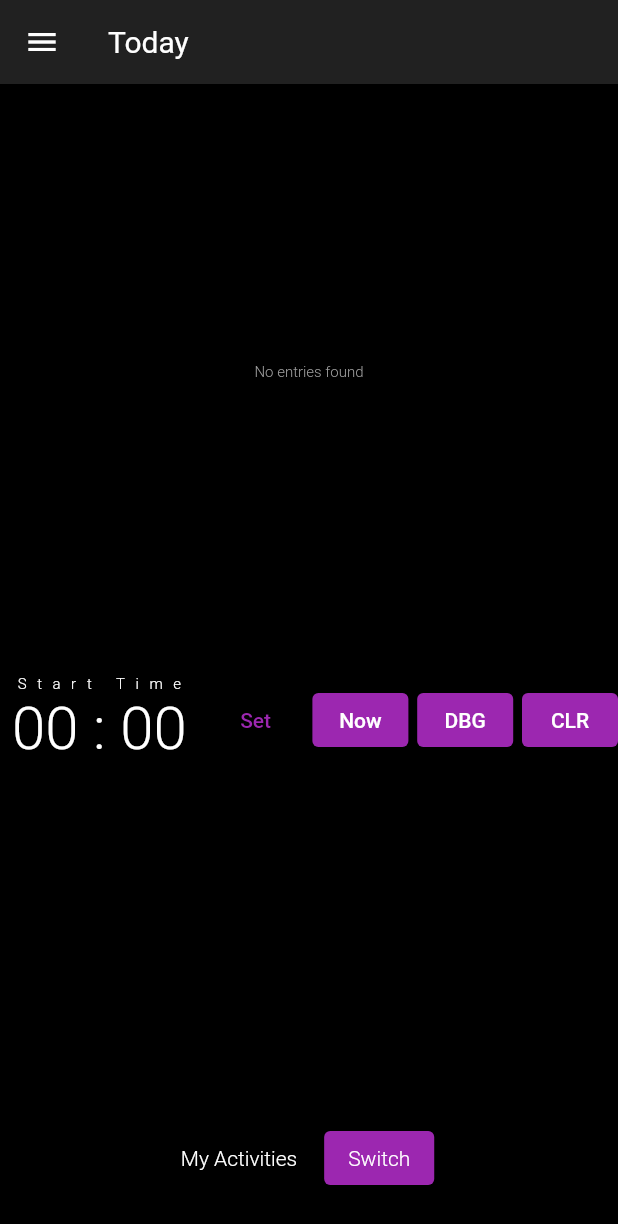
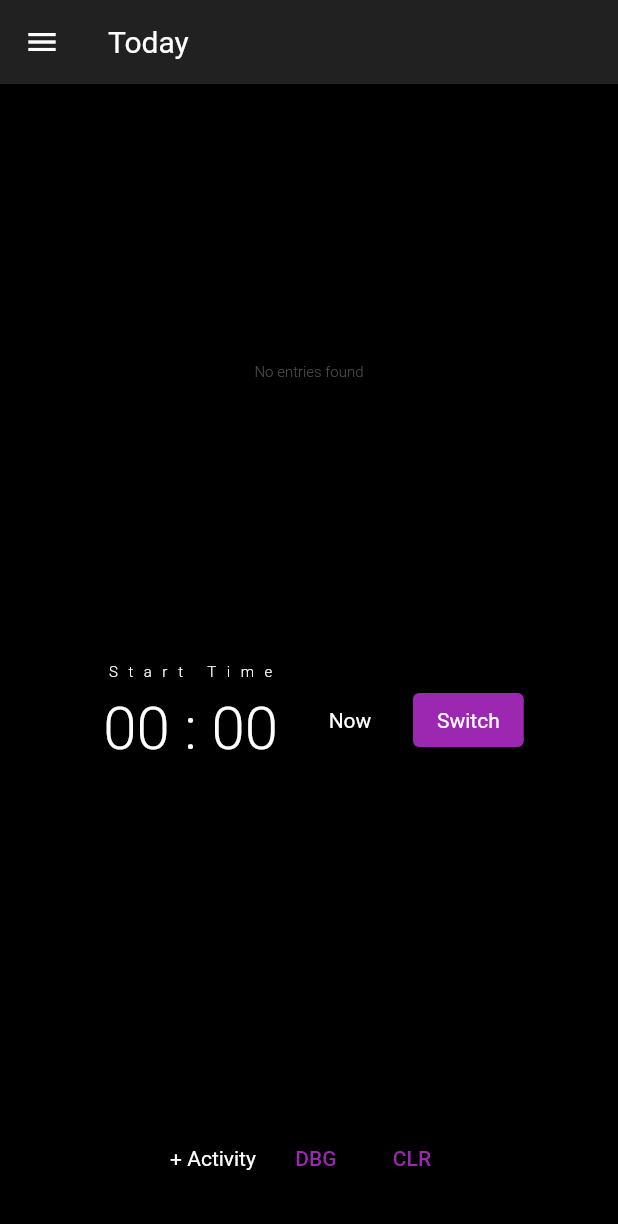
Before and after one commit to coffeecoding/EazyTime, a Flutter app: the screen it shows after launch, on a phone screen of 412 x 824 dp. Shown: the top 1224 px of the screen. Run offline on Flutter 3.47's test engine with Material 2 defaults, Android fonts, the phone set to English and light mode, and no system bars; our stand-ins replace charts_flutter, shared_preferences, sqflite; accounts and stored records are empty.

Commit message:
Tidied up UI a bit

```diff
--- a/lib/main.dart
+++ b/lib/main.dart
@@ -39,12 +39,13 @@ class EazyTime extends StatelessWidget {
           ),
           primarySwatch: Colors.blue,
           fontFamily: 'Roboto',
+          secondaryHeaderColor: Colors.black,
           primaryColor: Colors.white,
           brightness: Brightness.light,
           backgroundColor: Colors.white,
           accentColor: Colors.white,
           accentIconTheme: IconThemeData(color: Colors.black),
-          dividerColor: Colors.grey),
+          dividerColor: Colors.grey.withOpacity(0.2)),
       darkTheme: ThemeData(
           textTheme: TextTheme(
             bodyText1: PrimaryTextStyle(Colors.white),
@@ -58,9 +59,10 @@ class EazyTime extends StatelessWidget {
           ),
           primarySwatch: Colors.purple,
           fontFamily: 'Roboto',
+          secondaryHeaderColor: Colors.white,
           brightness: Brightness.dark,
           backgroundColor: Colors.black,
-          accentColor: Colors.blue,
+          accentColor: Colors.purple,
           accentIconTheme: IconThemeData(color: Colors.yellow),
           dividerColor: Colors.grey.withOpacity(0.2)),
       themeMode: ThemeMode.dark,
@@ -529,9 +531,19 @@ class _MyHomePageState extends State<MyHomePage> with WidgetsBindingObserver {
       mainAxisAlignment: MainAxisAlignment.center,
       children: [
         Text('Start Time', style: Theme.of(context).textTheme.headline3),
-        Text(
-            '${_hour.toString().padLeft(2, '0')} : ${_minute.toString().padLeft(2, '0')}',
-            style: Theme.of(context).textTheme.bodyText1)
+        TextButton(
+          onPressed: () async {
+            TimeOfDay? picked = await showTimePicker(
+                context: context, initialTime: TimeOfDay.now());
+            if (picked == null) return;
+            _hour = picked.hour;
+            _minute = picked.minute;
+            setState(() {});
+          },
+          child: Text(
+              '${_hour.toString().padLeft(2, '0')} : ${_minute.toString().padLeft(2, '0')}',
+              style: Theme.of(context).textTheme.bodyText1),
+        )
       ],
     );
   }
@@ -644,44 +656,45 @@ class _MyHomePageState extends State<MyHomePage> with WidgetsBindingObserver {
         Flexible(
           child: Column(
             children: [
-              Row(mainAxisAlignment: MainAxisAlignment.spaceBetween, children: [
+              Row(mainAxisAlignment: MainAxisAlignment.center, children: [
                 Container(
                   height: 80,
                   padding: EdgeInsets.symmetric(horizontal: 8.0),
                   child: buildStartTime(context),
                 ),
                 TextButton(
-                    child: Text('Set'),
-                    onPressed: () async {
-                      TimeOfDay? picked = await showTimePicker(
-                          context: context, initialTime: TimeOfDay.now());
-                      if (picked == null) return;
-                      _hour = picked.hour;
-                      _minute = picked.minute;
-                      setState(() {});
-                    }),
-                ElevatedButton(
                     onPressed: () {
                       TimeOfDay time = TimeOfDay.now();
                       _hour = time.hour;
                       _minute = time.minute;
                       setState(() {});
                     },
-                    child: Text('Now')),
-                ElevatedButton(
-                    onPressed: () {
-                      showDebugInfo(context);
-                      showInfo(lastSwitchDebugLog);
-                    },
-                    child: Text('DBG')),
-                ElevatedButton(
-                    onPressed: () async {
-                      await DBClient.instance.deleteEntriesByDate(
-                          DateUtils.dateOnly(DateTime.now()));
-                      //await DBClient.instance.deleteAllActivities();
-                      await updateData(true, true);
-                    },
-                    child: Text('CLR')),
+                  child: Text('Now', style: Theme.of(context).textTheme.caption),
+                ),
+                Padding(
+                  padding: const EdgeInsets.symmetric(horizontal: 10.0),
+                  child: ElevatedButton(
+                      onPressed: () async {
+                        TimeOfDay _selTime =
+                        TimeOfDay(hour: _hour, minute: _minute);
+                        Activity _selectedActivity =
+                        _activities[_selectedActivityIndex];
+
+                        await EntrySwitchHandler.handleSwitch(
+                            _entries,
+                            _selectedActivity,
+                            _selTime,
+                            DateUtils.dateOnly(DateTime.now()))
+                            .then((val) async {
+                          lastSwitchDebugLog = val;
+                          await updateData(true, true);
+                        }).catchError((e) {
+                          showInfo(e.toString());
+                        });
+                      },
+                      child: Text('Switch',
+                          style: Theme.of(context).textTheme.caption)),
+                ),
               ]),
               Center(
                 child: LimitedBox(
@@ -695,7 +708,7 @@ class _MyHomePageState extends State<MyHomePage> with WidgetsBindingObserver {
                   mainAxisAlignment: MainAxisAlignment.center,
                   children: [
                     TextButton(
-                        child: Text('My Activities',
+                        child: Text('+ Activity',
                             style: Theme.of(context).textTheme.caption),
                         onPressed: () => {
                               Navigator.push(
@@ -705,30 +718,20 @@ class _MyHomePageState extends State<MyHomePage> with WidgetsBindingObserver {
                                               ActivityManager(_activities)))
                                   .then(onNavigateHere)
                             }),
-                    Padding(
-                      padding: const EdgeInsets.symmetric(horizontal: 10.0),
-                      child: ElevatedButton(
-                          onPressed: () async {
-                            TimeOfDay _selTime =
-                                TimeOfDay(hour: _hour, minute: _minute);
-                            Activity _selectedActivity =
-                                _activities[_selectedActivityIndex];
-
-                            await EntrySwitchHandler.handleSwitch(
-                                    _entries,
-                                    _selectedActivity,
-                                    _selTime,
-                                    DateUtils.dateOnly(DateTime.now()))
-                                .then((val) async {
-                              lastSwitchDebugLog = val;
-                              await updateData(true, true);
-                            }).catchError((e) {
-                              showInfo(e.toString());
-                            });
-                          },
-                          child: Text('Switch',
-                              style: Theme.of(context).textTheme.caption)),
-                    ),
+                    TextButton(
+                        onPressed: () {
+                          showDebugInfo(context);
+                          showInfo(lastSwitchDebugLog);
+                        },
+                        child: Text('DBG')),
+                    TextButton(
+                        onPressed: () async {
+                          await DBClient.instance.deleteEntriesByDate(
+                              DateUtils.dateOnly(DateTime.now()));
+                          //await DBClient.instance.deleteAllActivities();
+                          await updateData(true, true);
+                        },
+                        child: Text('CLR')),
                   ],
                 ),
               ),
--- a/lib/styles.dart
+++ b/lib/styles.dart
@@ -36,13 +36,13 @@ class ButtonTextStyle extends TextStyle {
       decoration: TextDecoration.none,
       fontSize: 14,
       fontFamily: 'Roboto',
-      fontWeight: FontWeight.w300
+      fontWeight: FontWeight.w400
   );
 }
 
 class SecondaryTextStyle extends TextStyle {
   SecondaryTextStyle(Color color) : super(
-      color: color,
+      color: color.withOpacity(0.5),
       decoration: TextDecoration.none,
       fontSize: 10,
       fontFamily: 'Roboto',
```
Also changed, not shown: lib/activity_manager.dart (+19 -8 lines).
